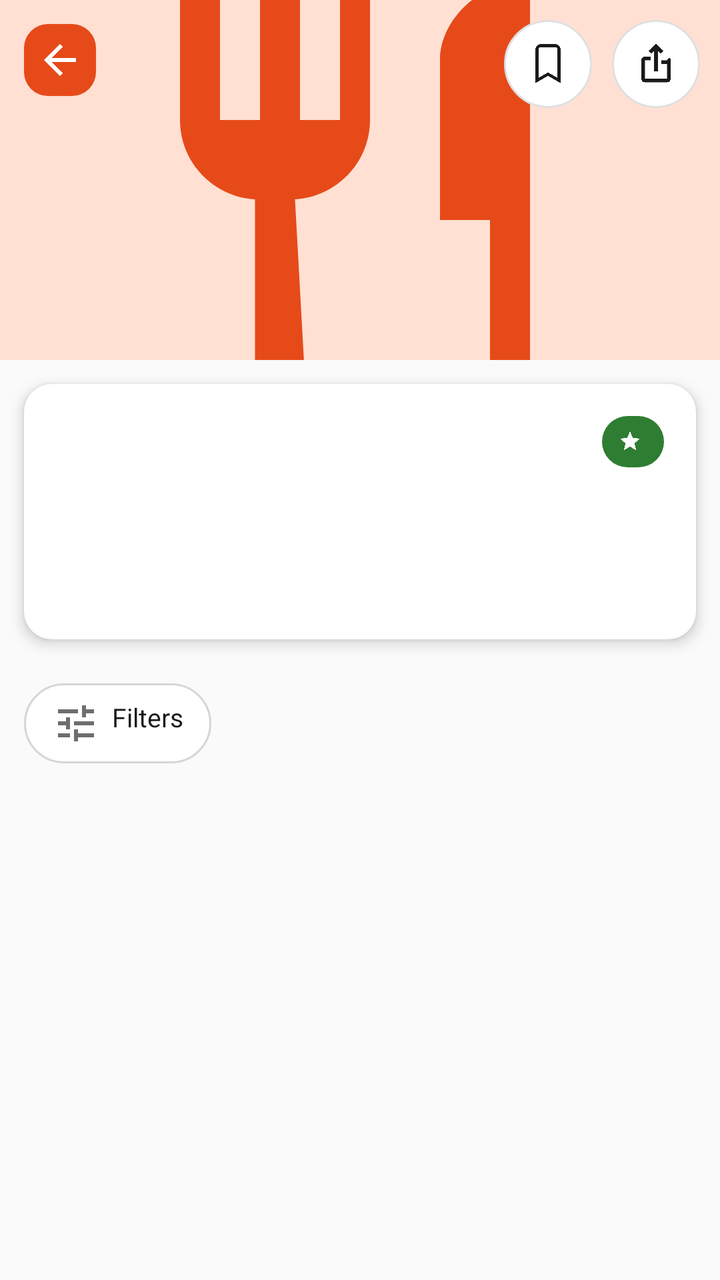
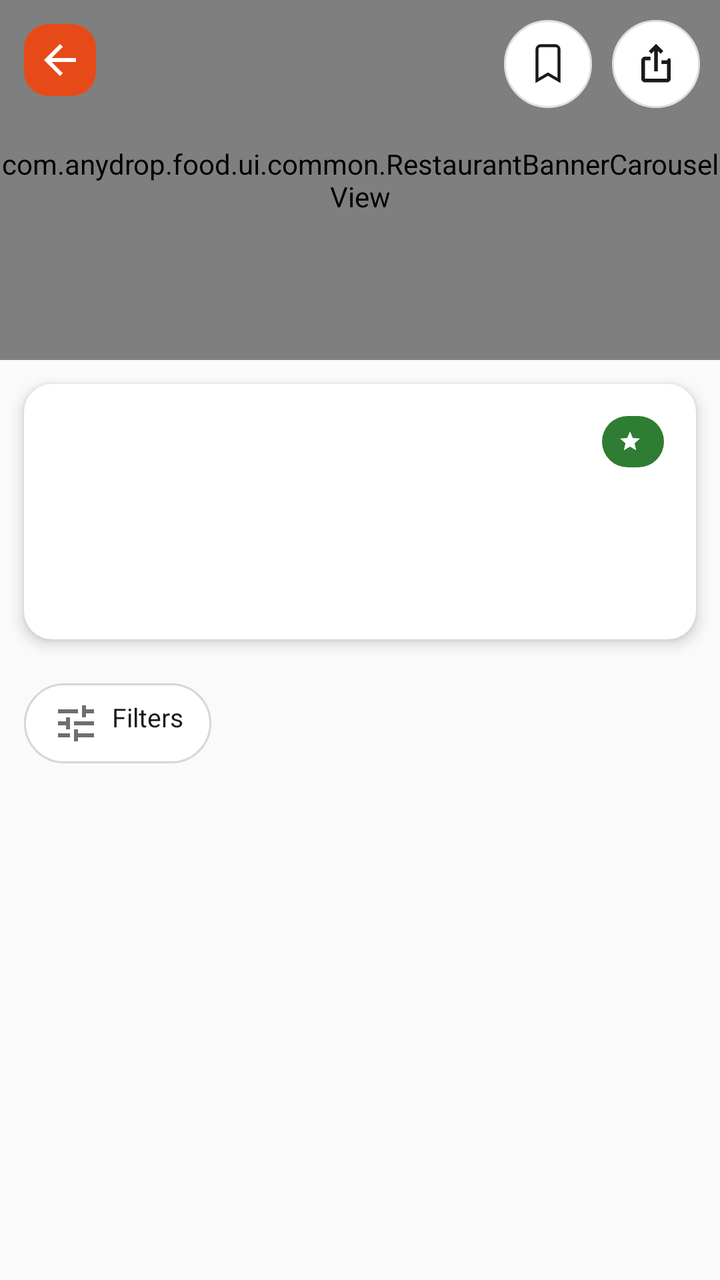

Compare the two renders of this Android layout. The source of the first and the diff that turns it into the second are given below.
<!-- AndroidManifest.xml: application theme Theme.AnydropCustomer -->
<!-- res/layout/activity_restaurant_detail.xml -->
<?xml version="1.0" encoding="utf-8"?>
<androidx.constraintlayout.widget.ConstraintLayout xmlns:android="http://schemas.android.com/apk/res/android"
    xmlns:app="http://schemas.android.com/apk/res-auto"
    xmlns:tools="http://schemas.android.com/tools"
    android:layout_width="match_parent"
    android:layout_height="match_parent"
    android:background="@color/background">

    <FrameLayout
        android:id="@+id/coverFrame"
        android:layout_width="0dp"
        android:layout_height="180dp"
        app:layout_constraintTop_toTopOf="parent"
        app:layout_constraintStart_toStartOf="parent"
        app:layout_constraintEnd_toEndOf="parent">

        <ImageView
            android:id="@+id/coverImage"
            android:layout_width="match_parent"
            android:layout_height="match_parent"
            android:scaleType="centerCrop"
            android:background="@color/anydrop_primary_container"
            android:src="@drawable/ic_restaurant"
            android:padding="60dp"
            app:tint="@color/anydrop_primary" />

        
        <TextView
            android:id="@+id/detailOfferBadge"
            android:layout_width="wrap_content"
            android:layout_height="wrap_content"
            android:layout_gravity="top|start"
            android:layout_marginTop="52dp"
            android:layout_marginStart="12dp"
            android:background="#CC000000"
            android:paddingHorizontal="10dp"
            android:paddingVertical="5dp"
            android:text="50% OFF select items"
            android:textColor="@color/white"
            android:textSize="11sp"
            android:textStyle="bold"
            android:visibility="gone"
            tools:visibility="visible"
            tools:ignore="HardcodedText" />

        
        <LinearLayout
            android:layout_width="wrap_content"
            android:layout_height="wrap_content"
            android:layout_gravity="top|end"
            android:layout_margin="10dp"
            android:orientation="horizontal">

            <ImageView
                android:id="@+id/detailBookmark"
                android:layout_width="44dp"
                android:layout_height="44dp"
                android:padding="11dp"
                android:background="@drawable/bg_circle_outline"
                android:src="@drawable/ic_bookmark_outline"
                app:tint="@color/text_primary"
                android:contentDescription="@string/cd_save_item" />

            <ImageView
                android:id="@+id/detailShare"
                android:layout_width="44dp"
                android:layout_height="44dp"
                android:layout_marginStart="10dp"
                android:padding="11dp"
                android:background="@drawable/bg_circle_outline"
                android:src="@drawable/ic_share"
                app:tint="@color/text_primary"
                android:contentDescription="@string/cd_share_item" />

        </LinearLayout>

        <ImageView
            android:id="@+id/btnBack"
            android:layout_width="36dp"
            android:layout_height="36dp"
            android:layout_gravity="top|start"
            android:layout_margin="12dp"
            android:padding="6dp"
            android:src="@drawable/ic_back"
            app:tint="@color/white"
            android:background="@drawable/bg_button_primary" />

    </FrameLayout>

    
    <androidx.core.widget.NestedScrollView
        android:id="@+id/scrollContainer"
        android:layout_width="match_parent"
        android:layout_height="0dp"
        android:clipToPadding="false"
        app:layout_constraintTop_toBottomOf="@id/coverFrame"
        app:layout_constraintBottom_toBottomOf="parent"
        app:layout_constraintStart_toStartOf="parent"
        app:layout_constraintEnd_toEndOf="parent">

        <LinearLayout
            android:layout_width="match_parent"
            android:layout_height="wrap_content"
            android:orientation="vertical">

            <LinearLayout
                android:layout_width="match_parent"
                android:layout_height="wrap_content"
                android:orientation="vertical"
                android:background="@drawable/bg_card_rounded"
                android:padding="16dp"
                android:layout_margin="12dp"
                android:layout_marginTop="-28dp"
                android:elevation="4dp">

                
                <LinearLayout
                    android:id="@+id/detailPureVegRow"
                    android:layout_width="wrap_content"
                    android:layout_height="wrap_content"
                    android:orientation="horizontal"
                    android:gravity="center_vertical"
                    android:layout_marginBottom="4dp"
                    android:visibility="gone"
                    tools:visibility="visible">

                    <View
                        android:layout_width="12dp"
                        android:layout_height="12dp"
                        android:background="@drawable/bg_badge_veg" />

                    <TextView
                        android:layout_width="wrap_content"
                        android:layout_height="wrap_content"
                        android:layout_marginStart="6dp"
                        android:text="@string/detail_pure_veg_badge"
                        android:textSize="12sp"
                        android:textStyle="bold"
                        android:textColor="@color/veg_green" />

                </LinearLayout>

                
                <androidx.constraintlayout.widget.ConstraintLayout
                    android:layout_width="match_parent"
                    android:layout_height="wrap_content">

                    
                    <com.google.android.material.card.MaterialCardView
                        android:id="@+id/detailLogoCard"
                        android:layout_width="40dp"
                        android:layout_height="40dp"
                        app:cardCornerRadius="20dp"
                        app:cardElevation="0dp"
                        app:strokeColor="@color/outline"
                        app:strokeWidth="1dp"
                        android:visibility="gone"
                        tools:visibility="visible"
                        app:layout_constraintStart_toStartOf="parent"
                        app:layout_constraintTop_toTopOf="parent"
                        app:layout_constraintBottom_toBottomOf="@id/detailRestaurantName">

                        <ImageView
                            android:id="@+id/detailLogoImage"
                            android:layout_width="match_parent"
                            android:layout_height="match_parent"
                            android:scaleType="centerCrop"
                            android:contentDescription="@null" />
                    </com.google.android.material.card.MaterialCardView>

                    <TextView
                        android:id="@+id/detailRestaurantName"
                        android:layout_width="0dp"
                        android:layout_height="wrap_content"
                        android:layout_marginStart="10dp"
                        android:textSize="20sp"
                        android:textStyle="bold"
                        android:textColor="@color/text_primary"
                        app:layout_constraintStart_toEndOf="@id/detailLogoCard"
                        app:layout_constraintTop_toTopOf="parent"
                        app:layout_constraintEnd_toStartOf="@id/detailRatingPillGroup"
                        app:layout_constraintHorizontal_bias="0"
                        app:layout_goneMarginStart="0dp" />

                    
                    <LinearLayout
                        android:id="@+id/detailRatingPillGroup"
                        android:layout_width="wrap_content"
                        android:layout_height="wrap_content"
                        android:orientation="vertical"
                        android:gravity="center_horizontal"
                        android:layout_marginStart="8dp"
                        app:layout_constraintTop_toTopOf="parent"
                        app:layout_constraintEnd_toEndOf="parent">

                        <LinearLayout
                            android:layout_width="wrap_content"
                            android:layout_height="wrap_content"
                            android:orientation="horizontal"
                            android:gravity="center_vertical"
                            android:background="@drawable/bg_rating_pill"
                            android:paddingHorizontal="8dp"
                            android:paddingVertical="4dp">

                            <ImageView
                                android:layout_width="12dp"
                                android:layout_height="12dp"
                                android:src="@drawable/ic_star"
                                app:tint="@color/white" />

                            <TextView
                                android:id="@+id/detailRating"
                                android:layout_width="wrap_content"
                                android:layout_height="wrap_content"
                                android:layout_marginStart="3dp"
                                android:textSize="13sp"
                                android:textStyle="bold"
                                android:textColor="@color/white" />

                        </LinearLayout>

                        
                        <TextView
                            android:id="@+id/detailRatingCount"
                            android:layout_width="wrap_content"
                            android:layout_height="wrap_content"
                            android:layout_marginTop="2dp"
                            android:textSize="11sp"
                            android:textColor="@color/text_secondary" />

                    </LinearLayout>

                </androidx.constraintlayout.widget.ConstraintLayout>

                <TextView
                    android:id="@+id/detailCuisines"
                    android:layout_width="wrap_content"
                    android:layout_height="wrap_content"
                    android:layout_marginTop="4dp"
                    android:textSize="13sp"
                    android:textColor="@color/text_secondary" />

                
                <TextView
                    android:id="@+id/detailStatus"
                    android:layout_width="wrap_content"
                    android:layout_height="wrap_content"
                    android:layout_marginTop="4dp"
                    android:textSize="13sp"
                    android:textStyle="bold" />

                
                <LinearLayout
                    android:id="@+id/detailLocationRow"
                    android:layout_width="wrap_content"
                    android:layout_height="wrap_content"
                    android:orientation="horizontal"
                    android:gravity="center_vertical"
                    android:layout_marginTop="8dp"
                    android:visibility="gone"
                    tools:visibility="visible">

                    <ImageView
                        android:layout_width="14dp"
                        android:layout_height="14dp"
                        android:src="@drawable/ic_location"
                        app:tint="@color/text_secondary" />

                    <TextView
                        android:id="@+id/detailLocationText"
                        android:layout_width="wrap_content"
                        android:layout_height="wrap_content"
                        android:layout_marginStart="4dp"
                        android:textSize="12sp"
                        android:textColor="@color/text_secondary" />

                </LinearLayout>

                
                <LinearLayout
                    android:id="@+id/detailEtaRow"
                    android:layout_width="wrap_content"
                    android:layout_height="wrap_content"
                    android:orientation="horizontal"
                    android:gravity="center_vertical"
                    android:layout_marginTop="6dp"
                    android:clickable="true"
                    android:focusable="true"
                    android:visibility="gone"
                    tools:visibility="visible">

                    <ImageView
                        android:layout_width="14dp"
                        android:layout_height="14dp"
                        android:src="@drawable/ic_bolt"
                        app:tint="@color/veg_green" />

                    <TextView
                        android:id="@+id/detailEta"
                        android:layout_width="wrap_content"
                        android:layout_height="wrap_content"
                        android:layout_marginStart="4dp"
                        android:textSize="13sp"
                        android:textStyle="bold"
                        android:textColor="@color/veg_green" />

                    <ImageView
                        android:layout_width="16dp"
                        android:layout_height="16dp"
                        android:layout_marginStart="2dp"
                        android:src="@drawable/ic_chevron_down"
                        app:tint="@color/text_secondary" />

                </LinearLayout>

                
                <com.google.android.material.chip.ChipGroup
                    android:id="@+id/detailTagsGroup"
                    android:layout_width="match_parent"
                    android:layout_height="wrap_content"
                    android:layout_marginTop="10dp"
                    app:chipSpacingHorizontal="6dp"
                    app:singleLine="false" />

                
                <View
                    android:id="@+id/detailOffersDivider"
                    android:layout_width="match_parent"
                    android:layout_height="1dp"
                    android:layout_marginTop="10dp"
                    android:background="@color/outline"
                    android:visibility="gone"
                    tools:visibility="visible" />

                <LinearLayout
                    android:id="@+id/detailOffersStrip"
                    android:layout_width="match_parent"
                    android:layout_height="wrap_content"
                    android:orientation="horizontal"
                    android:gravity="center_vertical"
                    android:layout_marginTop="10dp"
                    android:clickable="true"
                    android:focusable="true"
                    android:visibility="gone"
                    tools:visibility="visible">

                    <ImageView
                        android:layout_width="16dp"
                        android:layout_height="16dp"
                        android:src="@drawable/ic_offer_tag"
                        app:tint="@color/offer_fg" />

                    <TextView
                        android:id="@+id/detailOffersCount"
                        android:layout_width="0dp"
                        android:layout_height="wrap_content"
                        android:layout_weight="1"
                        android:layout_marginStart="6dp"
                        android:textSize="13sp"
                        android:textStyle="bold"
                        android:textColor="@color/offer_fg" />

                    <ImageView
                        android:layout_width="18dp"
                        android:layout_height="18dp"
                        android:src="@drawable/ic_chevron_down"
                        app:tint="@color/offer_fg" />

                </LinearLayout>

            </LinearLayout>

            
            <TextView
                android:id="@+id/btnOpenFilters"
                android:layout_width="wrap_content"
                android:layout_height="wrap_content"
                android:layout_marginStart="12dp"
                android:layout_marginTop="10dp"
                android:paddingHorizontal="14dp"
                android:paddingVertical="8dp"
                android:text="@string/filters_pill_label"
                android:textSize="13sp"
                android:textColor="@color/text_primary"
                android:background="@drawable/bg_chip_unselected"
                android:drawableStart="@drawable/ic_filter"
                android:drawablePadding="6dp"
                app:drawableTint="@color/text_secondary"
                android:clickable="true"
                android:focusable="true" />

            
            <HorizontalScrollView
                android:id="@+id/categoryTabsScroll"
                android:layout_width="match_parent"
                android:layout_height="wrap_content"
                android:scrollbars="none"
                android:visibility="gone"
                tools:visibility="visible">

                <com.google.android.material.chip.ChipGroup
                    android:id="@+id/categoryTabsGroup"
                    android:layout_width="wrap_content"
                    android:layout_height="wrap_content"
                    android:layout_marginStart="12dp"
                    android:layout_marginTop="6dp"
                    app:chipSpacingHorizontal="8dp"
                    app:singleLine="true" />

            </HorizontalScrollView>

            <androidx.recyclerview.widget.RecyclerView
                android:id="@+id/menuList"
                android:layout_width="match_parent"
                android:layout_height="wrap_content"
                android:paddingBottom="100dp"
                android:clipToPadding="false"
                android:nestedScrollingEnabled="false" />

            <LinearLayout
                android:id="@+id/menuEmptyState"
                android:layout_width="match_parent"
                android:layout_height="wrap_content"
                android:orientation="vertical"
                android:gravity="center"
                android:padding="40dp"
                android:visibility="gone">

                <ImageView
                    android:layout_width="40dp"
                    android:layout_height="40dp"
                    android:src="@drawable/ic_restaurant"
                    app:tint="@color/text_secondary" />

                <TextView
                    android:layout_width="wrap_content"
                    android:layout_height="wrap_content"
                    android:layout_marginTop="8dp"
                    android:text="@string/menu_empty"
                    android:textColor="@color/text_secondary" />

            </LinearLayout>

        </LinearLayout>
    </androidx.core.widget.NestedScrollView>

    <com.google.android.material.floatingactionbutton.FloatingActionButton
        android:id="@+id/btnMenuJump"
        android:layout_width="wrap_content"
        android:layout_height="wrap_content"
        android:layout_marginEnd="16dp"
        android:layout_marginBottom="12dp"
        android:src="@drawable/ic_menu_list"
        android:contentDescription="@string/cd_menu_jump"
        android:visibility="gone"
        app:tint="@color/white"
        app:backgroundTint="@color/anydrop_primary"
        app:fabSize="mini"
        app:elevation="6dp"
        tools:visibility="visible"
        app:layout_constraintBottom_toTopOf="@id/btnViewCart"
        app:layout_constraintEnd_toEndOf="parent"
        app:layout_goneMarginBottom="16dp" />

    <com.google.android.material.button.MaterialButton
        android:id="@+id/btnViewCart"
        android:layout_width="0dp"
        android:layout_height="52dp"
        android:layout_margin="14dp"
        android:backgroundTint="@color/anydrop_primary"
        android:text="View Cart"
        android:elevation="6dp"
        android:visibility="gone"
        app:cornerRadius="12dp"
        app:layout_constraintBottom_toBottomOf="parent"
        app:layout_constraintStart_toStartOf="parent"
        app:layout_constraintEnd_toEndOf="parent" />

</androidx.constraintlayout.widget.ConstraintLayout>
<!-- resources referenced by this layout -->
<resources>
  <color name="anydrop_primary">#E64A19</color>
  <color name="anydrop_primary_container">#FFE0D3</color>
  <color name="background">#FAFAFA</color>
  <color name="offer_fg">#B23C14</color>
  <color name="outline">#E0E0E0</color>
  <color name="text_primary">#1A1A1A</color>
  <color name="text_secondary">#6E6E6E</color>
  <color name="veg_green">#2E7D32</color>
  <color name="white">#FFFFFF</color>
  <!-- drawable bg_button_primary (drawable) -->
  <shape xmlns:android="http://schemas.android.com/apk/res/android">
      <solid android:color="?attr/colorPrimary" />
      <corners android:radius="12dp" />
  </shape>
  <!-- drawable bg_card_rounded (drawable) -->
  <shape xmlns:android="http://schemas.android.com/apk/res/android">
      <solid android:color="@color/surface" />
      <corners android:radius="14dp" />
  </shape>
  <!-- drawable bg_chip_unselected (drawable) -->
  <shape xmlns:android="http://schemas.android.com/apk/res/android">
      <solid android:color="@color/surface" />
      <corners android:radius="20dp" />
      <stroke android:width="1dp" android:color="@color/chip_border_unselected" />
  </shape>
  <!-- drawable bg_circle_outline (drawable) -->
  <?xml version="1.0" encoding="utf-8"?>
  <shape xmlns:android="http://schemas.android.com/apk/res/android"
      android:shape="oval">
      <solid android:color="@color/surface" />
      <stroke
          android:width="1dp"
          android:color="@color/outline" />
  </shape>
  <!-- drawable bg_rating_pill (drawable) -->
  <?xml version="1.0" encoding="utf-8"?>
  <shape xmlns:android="http://schemas.android.com/apk/res/android">
      <solid android:color="@color/anydrop_secondary" />
      <corners android:radius="20dp" />
  </shape>
  <!-- drawable ic_back (drawable) -->
  <vector xmlns:android="http://schemas.android.com/apk/res/android"
      android:width="24dp"
      android:height="24dp"
      android:viewportWidth="24"
      android:viewportHeight="24"
      android:tint="?attr/colorControlNormal">
      <path
          android:fillColor="#FF000000"
          android:pathData="M20,11L7.83,11l5.59,-5.59L12,4l-8,8 8,8 1.41,-1.41L7.83,13L20,13z"/>
  </vector>
  <!-- drawable ic_bolt (drawable) -->
  <vector xmlns:android="http://schemas.android.com/apk/res/android"
      android:width="24dp"
      android:height="24dp"
      android:viewportWidth="24"
      android:viewportHeight="24"
      android:tint="?attr/colorControlNormal">
      <path
          android:fillColor="#FF000000"
          android:pathData="M7,2v11h3v9l7,-12h-4l4,-8z"/>
  </vector>
  <!-- drawable ic_chevron_down (drawable) -->
  <vector xmlns:android="http://schemas.android.com/apk/res/android"
      android:width="24dp"
      android:height="24dp"
      android:viewportWidth="24"
      android:viewportHeight="24"
      android:tint="?attr/colorControlNormal">
      <path
          android:fillColor="#FF000000"
          android:pathData="M16.59,8.59L12,13.17 7.41,8.59 6,10l6,6 6,-6z"/>
  </vector>
  <!-- drawable ic_star (drawable) -->
  <vector xmlns:android="http://schemas.android.com/apk/res/android"
      android:width="24dp"
      android:height="24dp"
      android:viewportWidth="24"
      android:viewportHeight="24"
      android:tint="?attr/colorControlNormal">
      <path
          android:fillColor="#FF000000"
          android:pathData="M12,17.27L18.18,21l-1.64,-7.03L22,9.24l-7.19,-0.61L12,2 9.19,8.63 2,9.24l5.46,4.73L5.82,21z"/>
  </vector>
  <string name="cd_menu_jump">Jump to menu category</string>
  <string name="cd_save_item">Save item</string>
  <string name="cd_share_item">Share item</string>
  <string name="detail_pure_veg_badge">Pure Veg</string>
  <string name="filters_pill_label">Filters</string>
  <string name="menu_empty">Menu isn\'t available yet</string>
  <color name="surface">#FFFFFF</color>
  <color name="chip_border_unselected">#D6D6D6</color>
  <color name="anydrop_secondary">#2E7D32</color>
  <color name="anydrop_primary_dark">#B23C14</color>
  <!-- unchanged entries left out for length: 9 -->
</resources>

<!-- the commit's change to res/layout/activity_restaurant_detail.xml (unified diff, before → after) -->
@@ -14,15 +14,10 @@
         app:layout_constraintStart_toStartOf="parent"
         app:layout_constraintEnd_toEndOf="parent">
 
-        <ImageView
-            android:id="@+id/coverImage"
+        <com.anydrop.food.ui.common.RestaurantBannerCarouselView
+            android:id="@+id/bannerCarousel"
             android:layout_width="match_parent"
-            android:layout_height="match_parent"
-            android:scaleType="centerCrop"
-            android:background="@color/anydrop_primary_container"
-            android:src="@drawable/ic_restaurant"
-            android:padding="60dp"
-            app:tint="@color/anydrop_primary" />
+            android:layout_height="match_parent" />
 
         
         <TextView
<!-- resource entries referenced after the edit -->
@@ -1,7 +1,6 @@
 <!-- resources referenced by this layout -->
 <resources>
   <color name="anydrop_primary">#E64A19</color>
-  <color name="anydrop_primary_container">#FFE0D3</color>
   <color name="background">#FAFAFA</color>
   <color name="offer_fg">#B23C14</color>
   <color name="outline">#E0E0E0</color>
